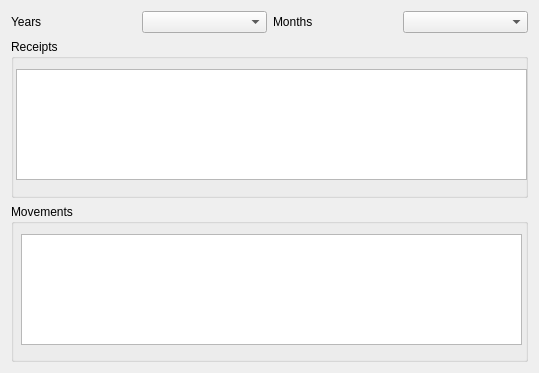
Above: plugins/accountmanagerplugin/ledger/ledgerviewer.ui from FreeHealth/freehealth before the change. Below: the same form after it.
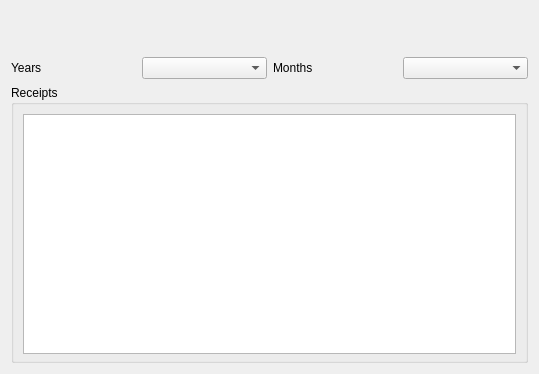
That is the form after the change.

```diff
--- a/plugins/accountmanagerplugin/ledger/ledgerviewer.ui
+++ b/plugins/accountmanagerplugin/ledger/ledgerviewer.ui
@@ -7,16 +7,53 @@
     <x>0</x>
     <y>0</y>
     <width>539</width>
-    <height>373</height>
+    <height>374</height>
    </rect>
   </property>
   <property name="windowTitle">
    <string>Ledger</string>
   </property>
-  <layout class="QGridLayout" name="gridLayout_2">
+  <layout class="QGridLayout" name="gridLayout_3">
    <item row="0" column="0">
-    <layout class="QGridLayout" name="gridLayout">
-     <item row="0" column="0">
+    <layout class="QGridLayout" name="gridLayout_2">
+     <item row="0" column="0" colspan="4">
+      <widget class="QFrame" name="menuFrame">
+       <property name="minimumSize">
+        <size>
+         <width>0</width>
+         <height>40</height>
+        </size>
+       </property>
+       <property name="maximumSize">
+        <size>
+         <width>16777215</width>
+         <height>40</height>
+        </size>
+       </property>
+       <property name="frameShape">
+        <enum>QFrame::NoFrame</enum>
+       </property>
+       <property name="frameShadow">
+        <enum>QFrame::Raised</enum>
+       </property>
+       <widget class="QWidget" name="horizontalLayoutWidget">
+        <property name="geometry">
+         <rect>
+          <x>10</x>
+          <y>0</y>
+          <width>361</width>
+          <height>31</height>
+         </rect>
+        </property>
+        <layout class="QHBoxLayout" name="menuHorizontalLayout">
+         <property name="sizeConstraint">
+          <enum>QLayout::SetMaximumSize</enum>
+         </property>
+        </layout>
+       </widget>
+      </widget>
+     </item>
+     <item row="1" column="0">
       <widget class="QLabel" name="yearsLabel">
        <property name="text">
         <string>Years</string>
@@ -29,10 +66,10 @@
        </property>
       </widget>
      </item>
-     <item row="0" column="1">
+     <item row="1" column="1">
       <widget class="QComboBox" name="yearsComboBox"/>
      </item>
-     <item row="0" column="2">
+     <item row="1" column="2">
       <widget class="QLabel" name="monthsLabel">
        <property name="text">
         <string>Months</string>
@@ -45,53 +82,38 @@
        </property>
       </widget>
      </item>
-     <item row="0" column="3">
+     <item row="1" column="3">
       <widget class="QComboBox" name="monthsComboBox"/>
      </item>
-     <item row="1" column="0" colspan="4">
+     <item row="2" column="0" colspan="4">
       <widget class="QGroupBox" name="receiptsGroupBox">
        <property name="minimumSize">
         <size>
          <width>0</width>
-         <height>150</height>
+         <height>275</height>
         </size>
        </property>
        <property name="title">
         <string>Receipts</string>
        </property>
-       <widget class="QTableView" name="receiptsTableView">
-        <property name="geometry">
-         <rect>
-          <x>5</x>
-          <y>30</y>
-          <width>511</width>
-          <height>111</height>
-         </rect>
-        </property>
-       </widget>
-      </widget>
-     </item>
-     <item row="2" column="0" colspan="4">
-      <widget class="QGroupBox" name="movementsGroupBox">
-       <property name="minimumSize">
-        <size>
-         <width>0</width>
-         <height>150</height>
-        </size>
-       </property>
-       <property name="title">
-        <string>Movements</string>
-       </property>
-       <widget class="QTableView" name="tableView">
-        <property name="geometry">
-         <rect>
-          <x>10</x>
-          <y>30</y>
-          <width>501</width>
-          <height>111</height>
-         </rect>
-        </property>
-       </widget>
+       <layout class="QGridLayout" name="gridLayout">
+        <item row="0" column="0">
+         <widget class="QTableView" name="receiptsTableView">
+          <property name="sizePolicy">
+           <sizepolicy hsizetype="Preferred" vsizetype="Preferred">
+            <horstretch>0</horstretch>
+            <verstretch>0</verstretch>
+           </sizepolicy>
+          </property>
+          <property name="minimumSize">
+           <size>
+            <width>0</width>
+            <height>240</height>
+           </size>
+          </property>
+         </widget>
+        </item>
+       </layout>
       </widget>
      </item>
     </layout>
```
